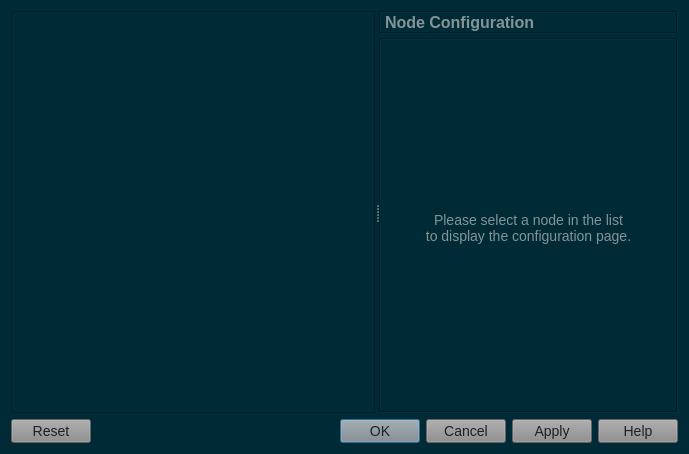
Before: the Qt Designer form gns3-gui-2.1.4/gns3/ui/node_properties_dialog.ui in n3oxmind/gns3theme, drawn with Qt 5.
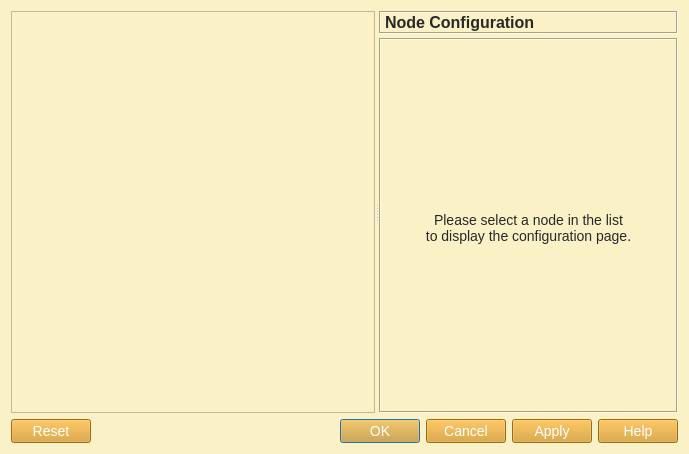
After: the same form once the commit is applied.

Patch:
```diff
--- a/gns3-gui-2.1.4/gns3/ui/node_properties_dialog.ui
+++ b/gns3-gui-2.1.4/gns3/ui/node_properties_dialog.ui
@@ -15,27 +15,26 @@
   </property>
   <property name="styleSheet">
    <string notr="true">QWidget{
-	background-color: #002b36;
+	background-color: #fbf1c7;
 }
 QMenuBar::item{
-	background-color: #002b36;
+	background-color: #fbf1c7;
 }
 QDockWidget::title{
-	background: #073642;
+	background: #d5c4a1;
 	padding-left: 5px;
 }
 QDockWidget, QMenuBar{
-    color: #839496;
+    color: #282828;
     font: bold 14px;
 }
 QTextEdit, QPlainTextEdit, QLineEdit, QSpinBox, QComboBox {
-  background-color: #073642;
-  font: 13px;
-  color: #839496;
+  background-color: #d5c4a1;
+  color: #282828;
 }
 QTextEdit#uiConsoleTextEdit {
-  background-color: #002b36;
-  color: #839496;
+  background-color: #fbf1c7;
+  color: #282828;
   font: 13px;
 }
 QTabWidget {
@@ -43,84 +42,84 @@
 	border-top: 2px;
 }
 QTabBar::tab {
-    background: #073642;
-    color: #839496;
+    background: #d5c4a1;
+    color: #282828;
     min-width: 8ex;
     padding: 2px;
 	border-top-right-radius: 6px;
 	border-top-left-radius: 6px;
 }
 QTabBar::tab:selected {
-    background: #8a8a8a;
-	color: #1d2021;
+    background: #458588;
+	color: #FFFFFF;
 }
 QGroupBox {
-    color: #808080;
+    color: #076678;
     font: 14px;
     padding: 15px;
     border-style: none;
 }
 QMainWindow::separator {
-	background: #073642;
+	background: #d5c4a1;
 	width: 1px;
 	height: 1px;
 }
 QComboBox {
-	selection-background-color: #d75f00;
-	selection-color: #1c1c1c;
+	selection-background-color: #458588;
+	selection-color: #FFFFFF;
 }
 
 QToolBar{
-	background: #073642;
+	background: #d5c4a1;
 	border: 0px;
 }
 QPushButton {
-	background-color: #8a8a8a;
-    color: #1d2021;
+	background-color: #d79921;
+    color: #FFFFFF;
 	font: 14px;
 }
 QToolButton {
-	background-color: #8a8a8a;
-    color: #1d2021;
+	background-color: #d79921;
+    color: #FFFFFF;
 	font: 14px;
 }
 QTreeWidget, QListWidget {
-	background-color: #002b36;
-	color: #839496;
-    alternate-background-color: #073642;
+	background-color: #fbf1c7;
+	color: #282828;
+    alternate-background-color: #d5c4a1; 
 	font: 14px;
 }
 QTreeWidget#uiTreeWidget {
-	background-color: #073642;
-	color: #839496;
+	background-color: #d5c4a1;
+	color: #282828;
 	font: bold 16px;
 }
 QTreeWidget::item:selected, QTreeWidget::item:hover, QMenu::item:selected,QToolButton::hover,QPushButton::hover,QTabBar::tab:hover {
-	background-color: #d75f00;
-	color: #1c1c1c;
+	background-color: #458588;
+	color: #FFFFFF;
 }
 QMenu {
 	background-color: #002b36;
     color: #839496;
 }
 QLabel {
-	color: #839496;
+	color: #282828;
 	font: 14px;
 }
 QLabel#uiTitleLabel {
-	color: #839496;
+	color: #282828;
 	font: bold 16px;
 }
 
 QAbstractScrollArea::corner {
-    background: #002b36;
+    background: #fbf1c7;
 }
 QScrollBar::handle:horizontal {
-    background: #073642;
+    background: #d5c4a1;
     min-width: 20px;
 }
 QScrollBar::handle:vertical {
-    background: #073642;
+    background: #d5c4a1;
     min-width: 20px;
 }
 QScrollBar:vertical {
@@ -139,12 +138,12 @@
   background: none
 }
 QStatusBar {
-	background-color: #073642;
-	color: #839496;
+	background-color: #d5c4a1;
+	color: #282828;
 }
 
 QRadioButton, QCheckBox {
-  color: #839496;
+  color: #282828;
 }
 QRadioButton::disabled, QCheckBox::disabled {
   color: gray;
```
Left out of the diff: 4 changed lines with no effect on the pictures.
